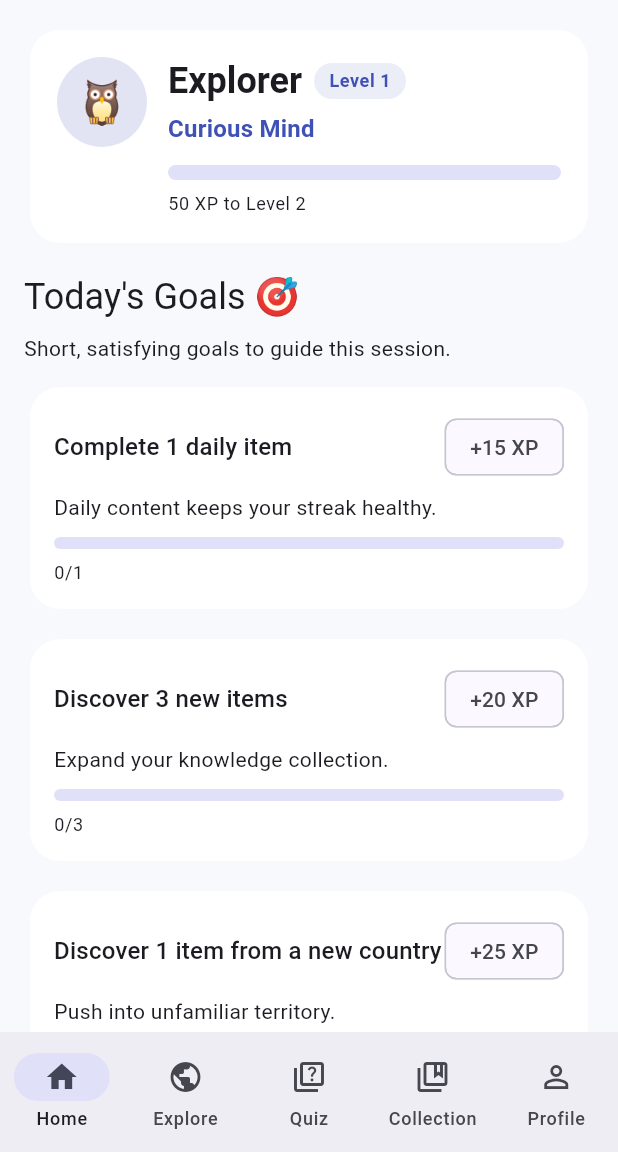
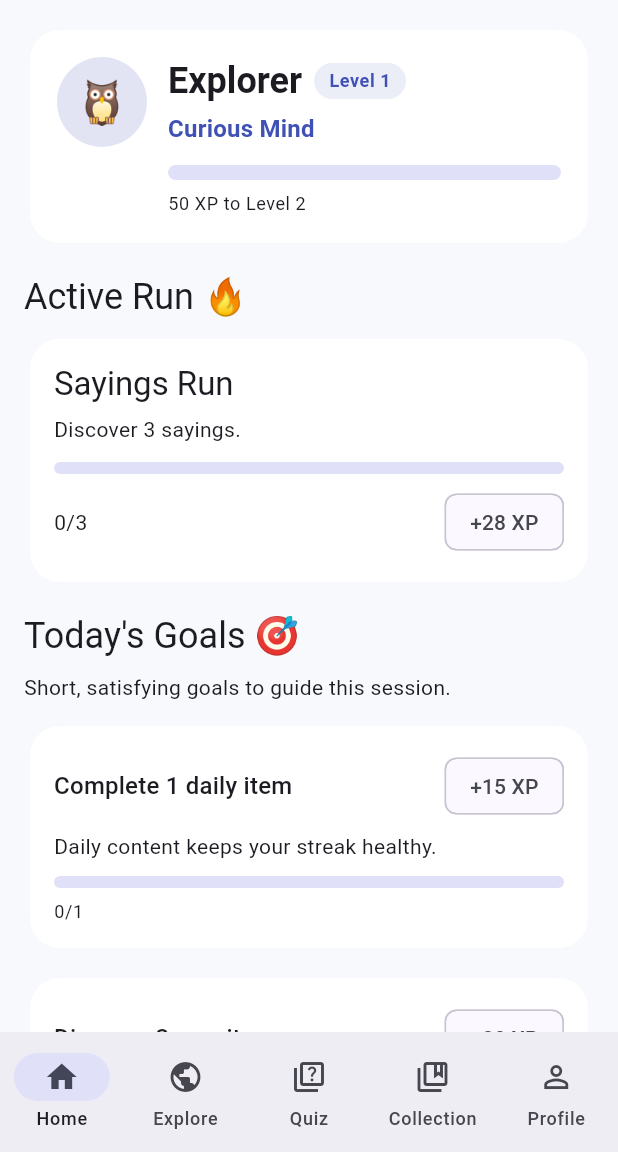
Before and after one commit to sparkofsal/atlas, a Flutter app: the screen it shows after launch, on a phone screen of 412 x 824 dp, the part 84-1236 px from its top. Run offline on Flutter 3.47's test engine with Material 3 defaults, Android fonts, the phone set to English and light mode, and no system bars; our stand-ins replace shared_preferences.

```diff
--- a/lib/app.dart
+++ b/lib/app.dart
@@ -7,6 +7,7 @@ import 'screens/collection_screen.dart';
 import 'screens/profile_screen.dart';
 import 'widgets/goal_reward_listener.dart';
 import 'widgets/level_up_listener.dart';
+import 'widgets/run_reward_listener.dart';
 
 class BeliefAtlasApp extends StatelessWidget {
   const BeliefAtlasApp({super.key});
@@ -54,6 +55,7 @@ class _MainNavigationState extends State<MainNavigation> {
           _screens[_selectedIndex],
           const LevelUpListener(),
           const GoalRewardListener(),
+          const RunRewardListener(),
         ],
       ),
       bottomNavigationBar: NavigationBar(
--- /dev/null
+++ b/lib/models/discovery_run.dart
@@ -0,0 +1,87 @@
+class DiscoveryRun {
+  final String id;
+  final String runType; // country, category, sayings, combo
+  final String title;
+  final String subtitle;
+  final int target;
+  final int progress;
+  final int rewardXp;
+  final bool completed;
+  final bool rewarded;
+  final String dateKey;
+  final Map<String, dynamic> metadata;
+
+  const DiscoveryRun({
+    required this.id,
+    required this.runType,
+    required this.title,
+    required this.subtitle,
+    required this.target,
+    required this.progress,
+    required this.rewardXp,
+    required this.completed,
+    required this.rewarded,
+    required this.dateKey,
+    required this.metadata,
+  });
+
+  DiscoveryRun copyWith({
+    String? id,
+    String? runType,
+    String? title,
+    String? subtitle,
+    int? target,
+    int? progress,
+    int? rewardXp,
+    bool? completed,
+    bool? rewarded,
+    String? dateKey,
+    Map<String, dynamic>? metadata,
+  }) {
+    return DiscoveryRun(
+      id: id ?? this.id,
+      runType: runType ?? this.runType,
+      title: title ?? this.title,
+      subtitle: subtitle ?? this.subtitle,
+      target: target ?? this.target,
+      progress: progress ?? this.progress,
+      rewardXp: rewardXp ?? this.rewardXp,
+      completed: completed ?? this.completed,
+      rewarded: rewarded ?? this.rewarded,
+      dateKey: dateKey ?? this.dateKey,
+      metadata: metadata ?? this.metadata,
+    );
+  }
+
+  Map<String, dynamic> toJson() {
+    return {
+      'id': id,
+      'runType': runType,
+      'title': title,
+      'subtitle': subtitle,
+      'target': target,
+      'progress': progress,
+      'rewardXp': rewardXp,
+      'completed': completed,
+      'rewarded': rewarded,
+      'dateKey': dateKey,
+      'metadata': metadata,
+    };
+  }
+
+  factory DiscoveryRun.fromJson(Map<String, dynamic> json) {
+    return DiscoveryRun(
+      id: json['id'] as String,
+      runType: json['runType'] as String,
+      title: json['title'] as String,
+      subtitle: json['subtitle'] as String,
+      target: json['target'] as int,
+      progress: json['progress'] as int,
+      rewardXp: json['rewardXp'] as int,
+      completed: json['completed'] as bool,
+      rewarded: json['rewarded'] as bool,
+      dateKey: json['dateKey'] as String,
+      metadata: Map<String, dynamic>.from(json['metadata'] ?? {}),
+    );
+  }
+}
--- /dev/null
+++ b/lib/models/run_reward_event.dart
@@ -0,0 +1,9 @@
+class RunRewardEvent {
+  final String id;
+  final String message;
+
+  const RunRewardEvent({
+    required this.id,
+    required this.message,
+  });
+}
--- a/lib/screens/home_screen.dart
+++ b/lib/screens/home_screen.dart
@@ -9,6 +9,7 @@ class HomeScreen extends StatelessWidget {
   @override
   Widget build(BuildContext context) {
     final appState = Provider.of<AppState>(context);
+    final run = appState.activeRun;
 
     return Scaffold(
       appBar: AppBar(
@@ -19,6 +20,51 @@ class HomeScreen extends StatelessWidget {
         children: [
           const PlayerIdentityHeader(),
           const SizedBox(height: 16),
+
+          if (run != null) ...[
+            Text(
+              'Active Run 🔥',
+              style: Theme.of(context).textTheme.headlineSmall,
+            ),
+            const SizedBox(height: 8),
+            Card(
+              child: Padding(
+                padding: const EdgeInsets.all(16),
+                child: Column(
+                  crossAxisAlignment: CrossAxisAlignment.start,
+                  children: [
+                    Text(
+                      run.title,
+                      style: Theme.of(context).textTheme.titleLarge,
+                    ),
+                    const SizedBox(height: 6),
+                    Text(run.subtitle),
+                    const SizedBox(height: 12),
+                    LinearProgressIndicator(
+                      value: run.target == 0
+                          ? 0
+                          : (run.progress / run.target).clamp(0.0, 1.0),
+                      minHeight: 8,
+                      borderRadius: BorderRadius.circular(999),
+                    ),
+                    const SizedBox(height: 8),
+                    Row(
+                      children: [
+                        Text('${run.progress}/${run.target}'),
+                        const Spacer(),
+                        Chip(
+                          label: Text(
+                            run.rewarded ? 'Done' : '+${run.rewardXp} XP',
+                          ),
+                        ),
+                      ],
+                    ),
+                  ],
+                ),
+              ),
+            ),
+            const SizedBox(height: 16),
+          ],
 
           Text(
             'Today\'s Goals 🎯',
--- /dev/null
+++ b/lib/services/run_service.dart
@@ -0,0 +1,222 @@
+import '../data/mock_countries.dart';
+import '../models/belief.dart';
+import '../models/discovery_run.dart';
+import 'collection_service.dart';
+
+class RunService {
+  static DiscoveryRun generateRun({
+    required String todayKey,
+    required int currentCombo,
+    required List<CountryCollectionProgress> progressList,
+    required List<String> recentRunTypes,
+    required int playerLevel,
+  }) {
+    final candidates = <DiscoveryRun>[];
+
+    final countryTargets = progressList.where((item) {
+      final remaining = item.totalCount - item.discoveredCount;
+      return item.discoveredCount > 0 &&
+          item.completionPercentage < 100 &&
+          remaining >= 2;
+    }).toList();
+
+    if (countryTargets.isNotEmpty) {
+      countryTargets.sort((a, b) {
+        final aRemaining = a.totalCount - a.discoveredCount;
+        final bRemaining = b.totalCount - b.discoveredCount;
+        return aRemaining.compareTo(bRemaining);
+      });
+
+      final target = countryTargets.first;
+      final country = mockCountries.firstWhere(
+        (item) => item.code == target.countryCode,
+      );
+
+      candidates.add(
+        DiscoveryRun(
+          id: 'country-$todayKey',
+          runType: 'country',
+          title: '${country.name} Run',
+          subtitle: 'Discover 3 items from ${country.name}.',
+          target: 3,
+          progress: 0,
+          rewardXp: 30,
+          completed: false,
+          rewarded: false,
+          dateKey: todayKey,
+          metadata: {
+            'countryCode': target.countryCode,
+            'startDiscovered': target.discoveredCount,
+          },
+        ),
+      );
+    }
+
+    candidates.add(
+      DiscoveryRun(
+        id: 'sayings-$todayKey',
+        runType: 'sayings',
+        title: 'Sayings Run',
+        subtitle: 'Discover 3 sayings.',
+        target: 3,
+        progress: 0,
+        rewardXp: 28,
+        completed: false,
+        rewarded: false,
+        dateKey: todayKey,
+        metadata: {
+          'startDiscoveredIds': <String>[],
+        },
+      ),
+    );
+
+    candidates.add(
+      DiscoveryRun(
+        id: 'category-$todayKey',
+        runType: 'category',
+        title: 'Category Run',
+        subtitle: 'Discover 3 items from the same category.',
+        target: 3,
+        progress: 0,
+        rewardXp: 32,
+        completed: false,
+        rewarded: false,
+        dateKey: todayKey,
+        metadata: {
+          'categoryId': null,
+          'countedItemIds': <String>[],
+        },
+      ),
+    );
+
+    final comboTarget = currentCombo >= 2 ? currentCombo + 2 : 3;
+    candidates.add(
+      DiscoveryRun(
+        id: 'combo-$todayKey',
+        runType: 'combo',
+        title: 'Combo Run',
+        subtitle: 'Reach combo x$comboTarget.',
+        target: comboTarget,
+        progress: currentCombo,
+        rewardXp: 25,
+        completed: false,
+        rewarded: false,
+        dateKey: todayKey,
+        metadata: {},
+      ),
+    );
+
+    candidates.sort((a, b) {
+      final aRecent = recentRunTypes.contains(a.runType) ? 1 : 0;
+      final bRecent = recentRunTypes.contains(b.runType) ? 1 : 0;
+      return aRecent.compareTo(bRecent);
+    });
+
+    return candidates.first;
+  }
+
+  static DiscoveryRun updateRunForDiscovery({
+    required DiscoveryRun run,
+    required Belief belief,
+    required int currentCombo,
+    required List<CountryCollectionProgress> progressList,
+    required Set<String> rewardedIds,
+  }) {
+    switch (run.runType) {
+      case 'country':
+        final countryCode = run.metadata['countryCode'] as String?;
+        final start = run.metadata['startDiscovered'] as int? ?? 0;
+
+        if (countryCode != null) {
+          final match = progressList.where((p) => p.countryCode == countryCode);
+          if (match.isNotEmpty) {
+            final progress =
+                (match.first.discoveredCount - start).clamp(0, run.target);
+            return run.copyWith(
+              progress: progress,
+              completed: progress >= run.target,
+            );
+          }
+        }
+        return run;
+
+      case 'sayings':
+        if (belief.contentType != 'saying') return run;
+
+        final counted =
+            List<String>.from(run.metadata['startDiscoveredIds'] ?? []);
+        if (!counted.contains(belief.id)) {
+          counted.add(belief.id);
+        }
+
+        final progress = counted.length.clamp(0, run.target);
+
+        return run.copyWith(
+          progress: progress,
+          completed: progress >= run.target,
+          metadata: {
+            ...run.metadata,
+            'startDiscoveredIds': counted,
+          },
+        );
+
+      case 'category':
+        final categoryId = run.metadata['categoryId'] as String?;
+        final counted = List<String>.from(run.metadata['countedItemIds'] ?? []);
+
+        String? activeCategory = categoryId;
+        if (activeCategory == null) {
+          activeCategory = belief.categoryId;
+        }
+
+        if (belief.categoryId != activeCategory) {
+          return run.copyWith(
+            metadata: {
+              ...run.metadata,
+              'categoryId': activeCategory,
+              'countedItemIds': counted,
+            },
+          );
+        }
+
+        if (!counted.contains(belief.id)) {
+          counted.add(belief.id);
+        }
+
+        final progress = counted.length.clamp(0, run.target);
+
+        return run.copyWith(
+          progress: progress,
+          completed: progress >= run.target,
+          metadata: {
+            ...run.metadata,
+            'categoryId': activeCategory,
+            'countedItemIds': counted,
+          },
+        );
+
+      case 'combo':
+        final progress = currentCombo.clamp(0, run.target);
+        return run.copyWith(
+          progress: progress,
+          completed: progress >= run.target,
+        );
+
+      default:
+        return run;
+    }
+  }
+
+  static DiscoveryRun updateRunForCombo({
+    required DiscoveryRun run,
+    required int currentCombo,
+  }) {
+    if (run.runType != 'combo') return run;
+
+    final progress = currentCombo.clamp(0, run.target);
+    return run.copyWith(
+      progress: progress,
+      completed: progress >= run.target,
+    );
+  }
+}
```
Also changed, not shown: lib/services/app_state.dart (+118 -0 lines), lib/widgets/run_reward_listener.dart (added, +37 -0 lines).
